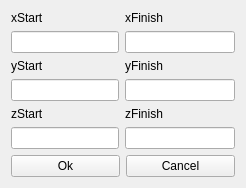
Above: objectparamsform.ui from aleksejkvasnikov/occQt before the change. Below: the same form after it.
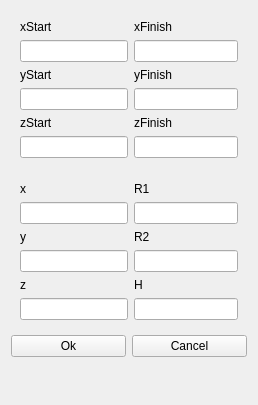
That is the form after the change.

Commit message: Cone and Box

```diff
--- a/objectparamsform.ui
+++ b/objectparamsform.ui
@@ -6,34 +6,26 @@
    <rect>
     <x>0</x>
     <y>0</y>
-    <width>246</width>
-    <height>184</height>
+    <width>258</width>
+    <height>405</height>
    </rect>
   </property>
+  <property name="sizePolicy">
+   <sizepolicy hsizetype="Minimum" vsizetype="Minimum">
+    <horstretch>0</horstretch>
+    <verstretch>0</verstretch>
+   </sizepolicy>
+  </property>
   <property name="windowTitle">
    <string>Form</string>
   </property>
   <layout class="QVBoxLayout" name="verticalLayout">
    <item>
+    <widget class="QWidget" name="BoxWidget" native="true">
+     <property name="enabled">
+      <bool>true</bool>
+     </property>
     <layout class="QFormLayout" name="xyzLayout">
-     <item row="1" column="0">
-      <widget class="QLineEdit" name="xsEdit"/>
-     </item>
-     <item row="1" column="1">
-      <widget class="QLineEdit" name="xfEdit"/>
-     </item>
-     <item row="3" column="0">
-      <widget class="QLineEdit" name="ysEdit"/>
-     </item>
-     <item row="3" column="1">
-      <widget class="QLineEdit" name="yfEdit"/>
-     </item>
-     <item row="5" column="0">
-      <widget class="QLineEdit" name="zsEdit"/>
-     </item>
-     <item row="5" column="1">
-      <widget class="QLineEdit" name="zfEdit"/>
-     </item>
      <item row="0" column="0">
       <widget class="QLabel" name="xsLabel">
        <property name="text">
@@ -48,6 +40,12 @@
        </property>
       </widget>
      </item>
+      <item row="1" column="0">
+       <widget class="QLineEdit" name="xsEdit"/>
+      </item>
+      <item row="1" column="1">
+       <widget class="QLineEdit" name="xfEdit"/>
+      </item>
      <item row="2" column="0">
       <widget class="QLabel" name="ysLabel">
        <property name="text">
@@ -62,6 +60,12 @@
        </property>
       </widget>
      </item>
+      <item row="3" column="0">
+       <widget class="QLineEdit" name="ysEdit"/>
+      </item>
+      <item row="3" column="1">
+       <widget class="QLineEdit" name="yfEdit"/>
+      </item>
      <item row="4" column="0">
       <widget class="QLabel" name="zsLabel">
        <property name="text">
@@ -76,7 +80,83 @@
        </property>
       </widget>
      </item>
-    </layout>
+      <item row="5" column="0">
+       <widget class="QLineEdit" name="zsEdit"/>
+      </item>
+      <item row="5" column="1">
+       <widget class="QLineEdit" name="zfEdit"/>
+      </item>
+     </layout>
+    </widget>
+   </item>
+   <item>
+    <widget class="QWidget" name="ConeWidget" native="true">
+     <property name="enabled">
+      <bool>true</bool>
+     </property>
+     <layout class="QFormLayout" name="formLayout">
+      <item row="0" column="0">
+       <widget class="QLabel" name="xConLabel">
+        <property name="text">
+         <string>x</string>
+        </property>
+       </widget>
+      </item>
+      <item row="0" column="1">
+       <widget class="QLabel" name="R1ConLabel">
+        <property name="text">
+         <string>R1</string>
+        </property>
+       </widget>
+      </item>
+      <item row="1" column="0">
+       <widget class="QLineEdit" name="xConEdit"/>
+      </item>
+      <item row="1" column="1">
+       <widget class="QLineEdit" name="R1ConEdit"/>
+      </item>
+      <item row="2" column="0">
+       <widget class="QLabel" name="yConLabel">
+        <property name="text">
+         <string>y</string>
+        </property>
+       </widget>
+      </item>
+      <item row="2" column="1">
+       <widget class="QLabel" name="R2ConLabel">
+        <property name="text">
+         <string>R2</string>
+        </property>
+       </widget>
+      </item>
+      <item row="3" column="0">
+       <widget class="QLineEdit" name="yConEdit"/>
+      </item>
+      <item row="3" column="1">
+       <widget class="QLineEdit" name="R2ConEdit"/>
+      </item>
+      <item row="4" column="0">
+       <widget class="QLabel" name="zConLabel">
+        <property name="text">
+         <string>z</string>
+        </property>
+       </widget>
+      </item>
+      <item row="4" column="1">
+       <widget class="QLabel" name="HConLabel">
+        <property name="text">
+         <string>H</string>
+        </property>
+       </widget>
+      </item>
+      <item row="5" column="0">
+       <widget class="QLineEdit" name="zConEdit"/>
+      </item>
+      <item row="5" column="1">
+       <widget class="QLineEdit" name="HConEdit"/>
+      </item>
+     </layout>
+    </widget>
    </item>
    <item>
     <layout class="QHBoxLayout" name="buttonsLayout">
@@ -96,6 +176,19 @@
      </item>
     </layout>
    </item>
+   <item>
+    <spacer name="verticalSpacer">
+     <property name="orientation">
+      <enum>Qt::Vertical</enum>
+     </property>
+     <property name="sizeHint" stdset="0">
+      <size>
+       <width>20</width>
+       <height>40</height>
+      </size>
+     </property>
+    </spacer>
+   </item>
   </layout>
  </widget>
  <resources/>
```
Lines whose indentation alone changed are shown as unchanged. The commit also changes 14 other files.
